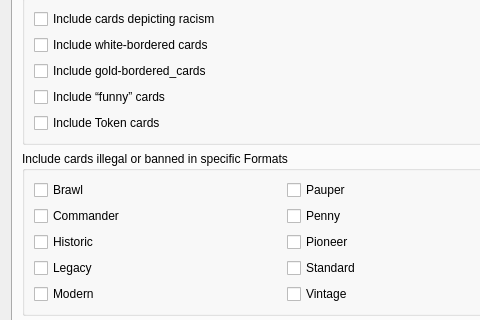
The window that mtg_proxy_printer/resources/ui/settings_window.ui (luziferius/MTGProxyPrinter) describes before a commit, drawn with Qt 5; both pictures show x 0 to 480 and y 86 to 406 of the 568 by 521 pixel window.
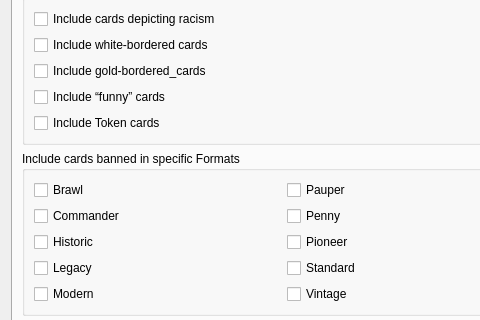
The same window after the commit. The open tabs and pages were chosen to show the change. Icons and pictures are not drawn.

Commit message:
Changed semantics of the format-specific download filters: Instead of removing everything that is "not legal", only remove cards that are explicitly "banned". This removes much fewer cards and will cause the individual filters to become much less overlapping.
FossilOrigin-Name: b5fa074d5d9984acc49c09390ffab4da10ae8fe464d9da0fa12f17a6eadb6020

```diff
--- a/mtg_proxy_printer/resources/ui/settings_window.ui
+++ b/mtg_proxy_printer/resources/ui/settings_window.ui
@@ -529,7 +529,7 @@
        <item>
         <widget class="QGroupBox" name="card_download_format_settings">
          <property name="title">
-          <string>Include cards illegal or banned in specific Formats</string>
+          <string>Include cards banned in specific Formats</string>
          </property>
          <layout class="QGridLayout" name="gridLayout_3">
           <item row="0" column="0">
```
Left out of the diff: 40 changed lines with no effect on the pictures. The commit also changes 21 other files.
